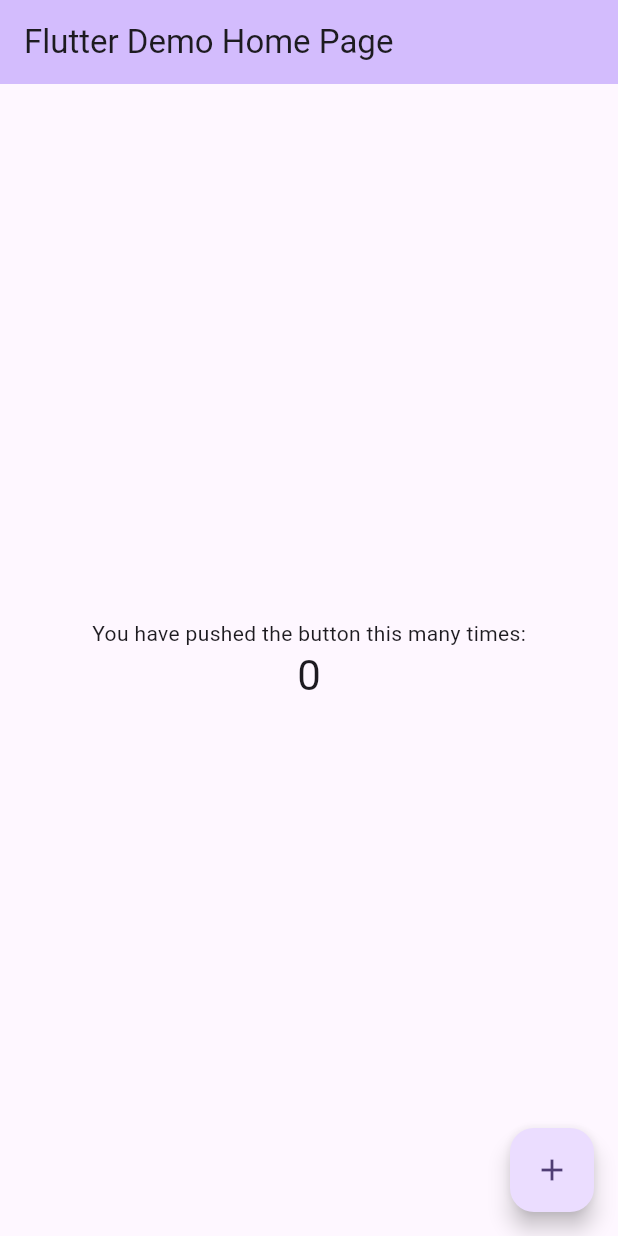
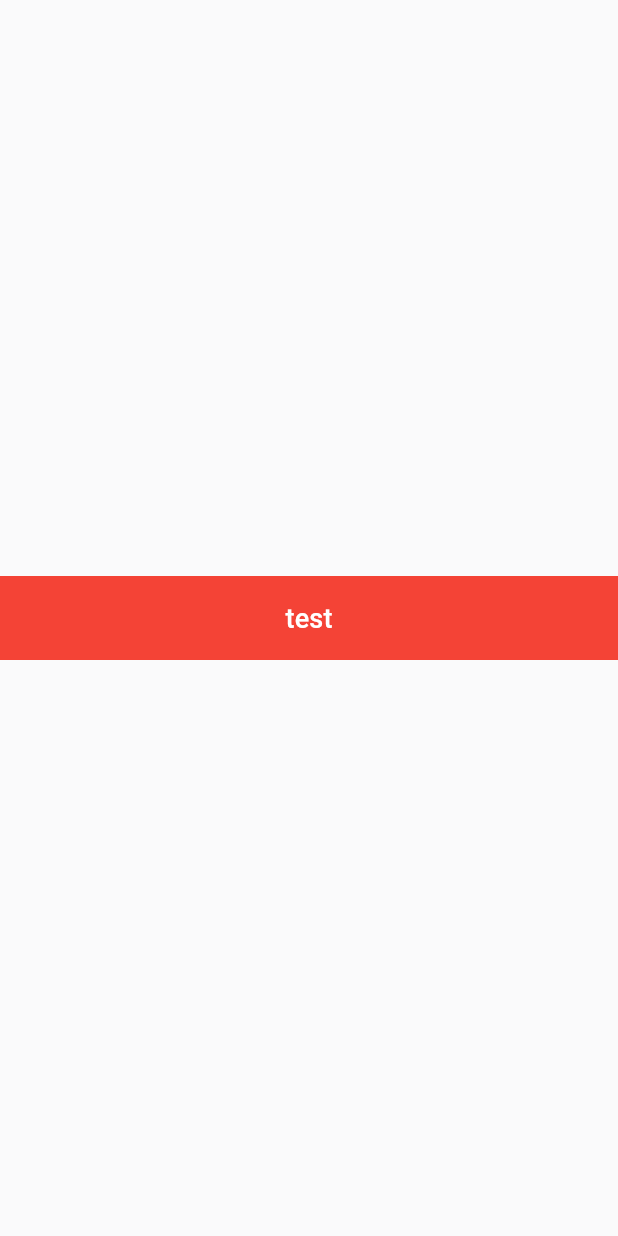
Before and after one commit to BSSM-NOBRAND/moya_frontend, a Flutter app: the screen it shows after launch, on a phone screen of 412 x 824 dp. Run offline on Flutter 3.47's test engine with Material 3 defaults, Android fonts, the phone set to English and light mode, and no system bars; Roboto replaces fonts that are missing (WantedSans).

Commit message:
feat: 디자인 시스템 색상, 타이포, 컴포넌트 제작

```diff
--- /dev/null
+++ b/lib/config/palette.dart
@@ -0,0 +1,32 @@
+import 'package:flutter/material.dart';
+
+class Palette {
+  Palette._();
+
+  // System Colors
+  static const black = Color(0xff1F2128);
+  static const white = Color(0xffFFFFFF);
+  static const red = Color(0xffFF3636);
+  static const redBg = Color(0xffFFEFEF);
+  static const yellow = Color(0xfffee500);
+  static const yellowBg = Color(0xffFFFEDB);
+
+  // Brand Colors
+  static const brandPrimary = Color(0xffFF3636);
+  static const brandPrimaryHover = Color(0xffEB3232);
+  static const brandPrimaryBg = Color(0xffFFEFEF);
+
+  // Grayscale Colors
+  static const gray50 = Color(0xffFAFAFB);
+  static const gray100 = Color(0xffF8F8F9);
+  static const gray200 = Color(0xffEEF0F2);
+  static const gray300 = Color(0xffDDDEE3);
+  static const gray400 = Color(0xffBBBCC2);
+  static const gray500 = Color(0xff9497A0);
+  static const gray600 = Color(0xff70737C);
+  static const gray700 = Color(0xff595B66);
+  static const gray750 = Color(0xff414550);
+  static const gray800 = Color(0xff373B44);
+  static const gray850 = Color(0xff2B2E36);
+  static const gray900 = Color(0xff21242C);
+}
--- a/lib/main.dart
+++ b/lib/main.dart
@@ -1,4 +1,6 @@
 import 'package:flutter/material.dart';
+import 'package:moya/config/typo_text_style.dart';
+import 'package:moya/presentation/common/primary_button.dart';
 
 void main() {
   runApp(const MyApp());
@@ -7,119 +9,36 @@
 class MyApp extends StatelessWidget {
   const MyApp({super.key});
 
-  // This widget is the root of your application.
   @override
   Widget build(BuildContext context) {
     return MaterialApp(
       title: 'Flutter Demo',
       theme: ThemeData(
-        // This is the theme of your application.
-        //
-        // TRY THIS: Try running your application with "flutter run". You'll see
-        // the application has a purple toolbar. Then, without quitting the app,
-        // try changing the seedColor in the colorScheme below to Colors.green
-        // and then invoke "hot reload" (save your changes or press the "hot
-        // reload" button in a Flutter-supported IDE, or press "r" if you used
-        // the command line to start the app).
-        //
-        // Notice that the counter didn't reset back to zero; the application
-        // state is not lost during the reload. To reset the state, use hot
-        // restart instead.
-        //
-        // This works for code too, not just values: Most code changes can be
-        // tested with just a hot reload.
-        colorScheme: ColorScheme.fromSeed(seedColor: Colors.deepPurple),
-        useMaterial3: true,
+        fontFamily: 'WantedSans',
+        scaffoldBackgroundColor: const Color(0xfffafafb),
       ),
-      home: const MyHomePage(title: 'Flutter Demo Home Page'),
+      home: const MyHomePage(),
     );
   }
 }
 
 class MyHomePage extends StatefulWidget {
-  const MyHomePage({super.key, required this.title});
-
-  // This widget is the home page of your application. It is stateful, meaning
-  // that it has a State object (defined below) that contains fields that affect
-  // how it looks.
-
-  // This class is the configuration for the state. It holds the values (in this
-  // case the title) provided by the parent (in this case the App widget) and
-  // used by the build method of the State. Fields in a Widget subclass are
-  // always marked "final".
-
-  final String title;
+  const MyHomePage({super.key});
 
   @override
   State<MyHomePage> createState() => _MyHomePageState();
 }
 
 class _MyHomePageState extends State<MyHomePage> {
-  int _counter = 0;
-
-  void _incrementCounter() {
-    setState(() {
-      // This call to setState tells the Flutter framework that something has
-      // changed in this State, which causes it to rerun the build method below
-      // so that the display can reflect the updated values. If we changed
-      // _counter without calling setState(), then the build method would not be
-      // called again, and so nothing would appear to happen.
-      _counter++;
-    });
-  }
-
   @override
   Widget build(BuildContext context) {
-    // This method is rerun every time setState is called, for instance as done
-    // by the _incrementCounter method above.
-    //
-    // The Flutter framework has been optimized to make rerunning build methods
-    // fast, so that you can just rebuild anything that needs updating rather
-    // than having to individually change instances of widgets.
-    return Scaffold(
-      appBar: AppBar(
-        // TRY THIS: Try changing the color here to a specific color (to
-        // Colors.amber, perhaps?) and trigger a hot reload to see the AppBar
-        // change color while the other colors stay the same.
-        backgroundColor: Theme.of(context).colorScheme.inversePrimary,
-        // Here we take the value from the MyHomePage object that was created by
-        // the App.build method, and use it to set our appbar title.
-        title: Text(widget.title),
-      ),
+    return const Scaffold(
       body: Center(
-        // Center is a layout widget. It takes a single child and positions it
-        // in the middle of the parent.
-        child: Column(
-          // Column is also a layout widget. It takes a list of children and
-          // arranges them vertically. By default, it sizes itself to fit its
-          // children horizontally, and tries to be as tall as its parent.
-          //
-          // Column has various properties to control how it sizes itself and
-          // how it positions its children. Here we use mainAxisAlignment to
-          // center the children vertically; the main axis here is the vertical
-          // axis because Columns are vertical (the cross axis would be
-          // horizontal).
-          //
-          // TRY THIS: Invoke "debug painting" (choose the "Toggle Debug Paint"
-          // action in the IDE, or press "p" in the console), to see the
-          // wireframe for each widget.
-          mainAxisAlignment: MainAxisAlignment.center,
-          children: <Widget>[
-            const Text(
-              'You have pushed the button this many times:',
-            ),
-            Text(
-              '$_counter',
-              style: Theme.of(context).textTheme.headlineMedium,
-            ),
-          ],
+        child: PrimaryButton(
+          'test',
+          size: ButtonSize.s56,
         ),
       ),
-      floatingActionButton: FloatingActionButton(
-        onPressed: _incrementCounter,
-        tooltip: 'Increment',
-        child: const Icon(Icons.add),
-      ), // This trailing comma makes auto-formatting nicer for build methods.
     );
   }
 }
--- /dev/null
+++ b/lib/presentation/common/primary_button.dart
@@ -0,0 +1,47 @@
+import 'package:flutter/material.dart';
+import 'package:moya/config/palette.dart';
+import 'package:moya/config/typo_text_style.dart';
+
+enum ButtonSize { s56, s64 }
+
+class PrimaryButton extends StatelessWidget {
+  final ButtonSize size;
+  final String text;
+
+  const PrimaryButton(this.text, {super.key, this.size = ButtonSize.s64});
+
+  static Map<ButtonSize, double> heightMap = {
+    ButtonSize.s56: 56,
+    ButtonSize.s64: 64
+  };
+  static Map<ButtonSize, TextStyle> textStyleMap = {
+    ButtonSize.s56: TypoTextStyle.body1(color: Palette.white),
+    ButtonSize.s64: TypoTextStyle.h4(color: Palette.white),
+  };
+
+  @override
+  Widget build(BuildContext context) {
+    return Container(
+      width: double.infinity,
+      height: heightMap[size],
+      decoration: const BoxDecoration(
+        color: Colors.red,
+      ),
+      child: TextButton(
+        onPressed: () {},
+        style: const ButtonStyle(
+          backgroundColor: WidgetStatePropertyAll(Colors.red),
+          shape: WidgetStatePropertyAll(
+            RoundedRectangleBorder(
+              borderRadius: BorderRadius.all(Radius.zero),
+            ),
+          ),
+        ),
+        child: Text(
+          text,
+          style: textStyleMap[size],
+        ),
+      ),
+    );
+  }
+}
```
Also changed, not shown: lib/config/typo_text_style.dart (added, +117 -0 lines), pubspec.yaml (+6 -5 lines), 1 other file.
